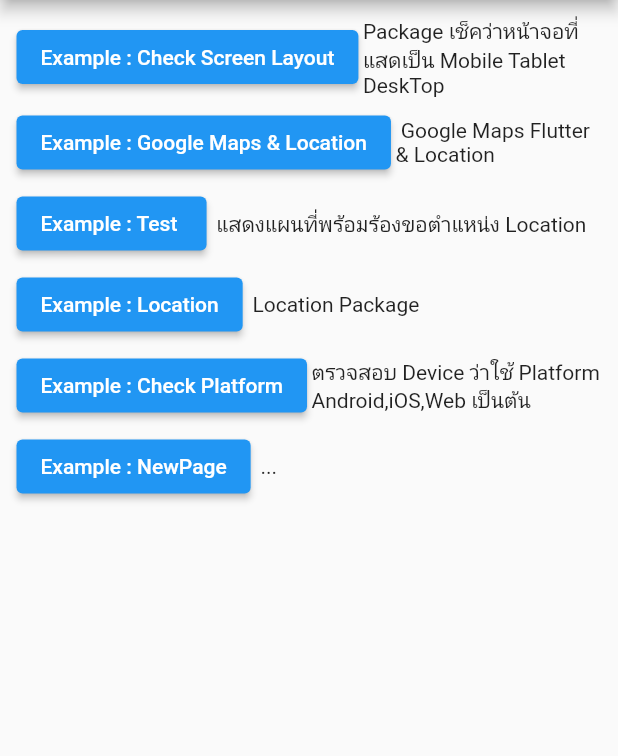
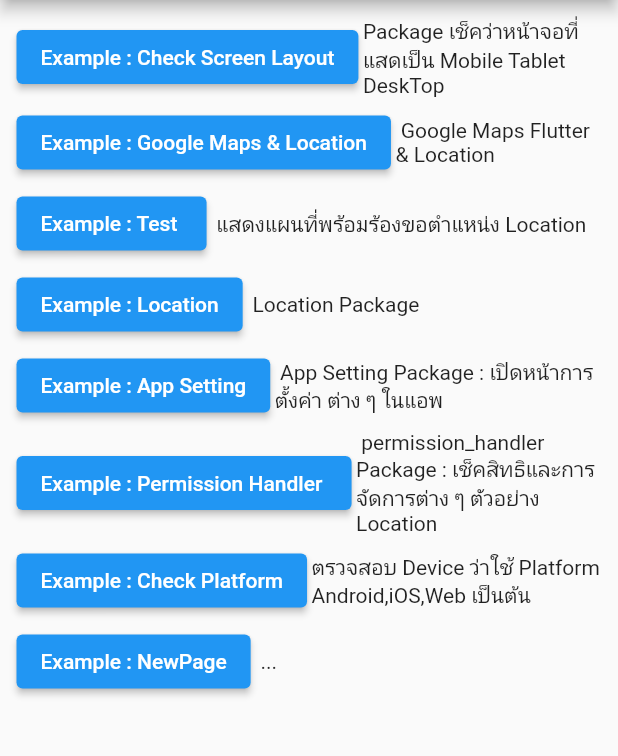
Before and after one commit to WaruntornT/flutter_basic_2021, a Flutter app: the screen it shows after launch, on a phone screen of 412 x 824 dp, the part 84-840 px from its top. Run offline on Flutter 3.47's test engine with Material 2 defaults, Android fonts, the phone set to English and light mode, and no system bars; our stand-ins replace geolocator, google_maps_flutter, location, responsive_builder; missing offline and left inert: app_settings.

Commit message:
20210806 0336PM เพิ่ม หน้า app setting

```diff
--- a/lib/main.dart
+++ b/lib/main.dart
@@ -6,10 +6,14 @@ import 'package:flutter_basic_2021/src/home.dart';
 
 // Google Maps
 import 'package:flutter_basic_2021/src/gmap.dart';
+
 import 'package:flutter_basic_2021/src/testmappage.dart';
 
 // Location
 import 'package:flutter_basic_2021/src/location.dart';
+
+import 'package:flutter_basic_2021/src/appsetting.dart';
+import 'package:flutter_basic_2021/src/permissionhandler.dart';
 
 import 'package:flutter_basic_2021/src/newPage.dart';
 import 'package:google_maps_flutter/google_maps_flutter.dart';
@@ -171,6 +175,56 @@ class _MyHomePageDetailState extends State<MyHomePageDetail> {
                     child: Row(
                       children: <Widget>[
                         ElevatedButton(
+                          child: Text('Example : App Setting'),
+                          onPressed: () {
+                            Navigator.push(
+                              context,
+                              MaterialPageRoute(builder: (context) => AppSetting()),
+                            );
+                          },
+                        ),
+                        Expanded(
+                          child: Padding(
+                            padding: const EdgeInsets.only(left: 3),
+                            child: new Text(" App Setting Package : เปิดหน้าการตั้งค่า ต่าง ๆ ในแอพ" , textAlign: TextAlign.left),
+                          ),
+                        ),
+                      ],
+                    ),
+                  ),
+                ),
+                Padding(
+                  padding: const EdgeInsets.all(3.0),
+                  child: Align(
+                    alignment: Alignment.topLeft,
+                    child: Row(
+                      children: <Widget>[
+                        ElevatedButton(
+                          child: Text('Example : Permission Handler '),
+                          onPressed: () {
+                            Navigator.push(
+                              context,
+                              MaterialPageRoute(builder: (context) => PermissionHandler()),
+                            );
+                          },
+                        ),
+                        Expanded(
+                          child: Padding(
+                            padding: const EdgeInsets.only(left: 3),
+                            child: new Text(" permission_handler Package : เช็คสิทธิและการจัดการต่าง ๆ ตัวอย่าง Location" , textAlign: TextAlign.left),
+                          ),
+                        ),
+                      ],
+                    ),
+                  ),
+                ),
+                Padding(
+                  padding: const EdgeInsets.all(3.0),
+                  child: Align(
+                    alignment: Alignment.topLeft,
+                    child: Row(
+                      children: <Widget>[
+                        ElevatedButton(
                           child: Text('Example : Check Platform'),
                           onPressed: () {
                             Navigator.push(
```
Also changed, not shown: lib/src/appsetting.dart (added, +158 -0 lines), lib/src/permissionhandler.dart (added, +21 -0 lines).
